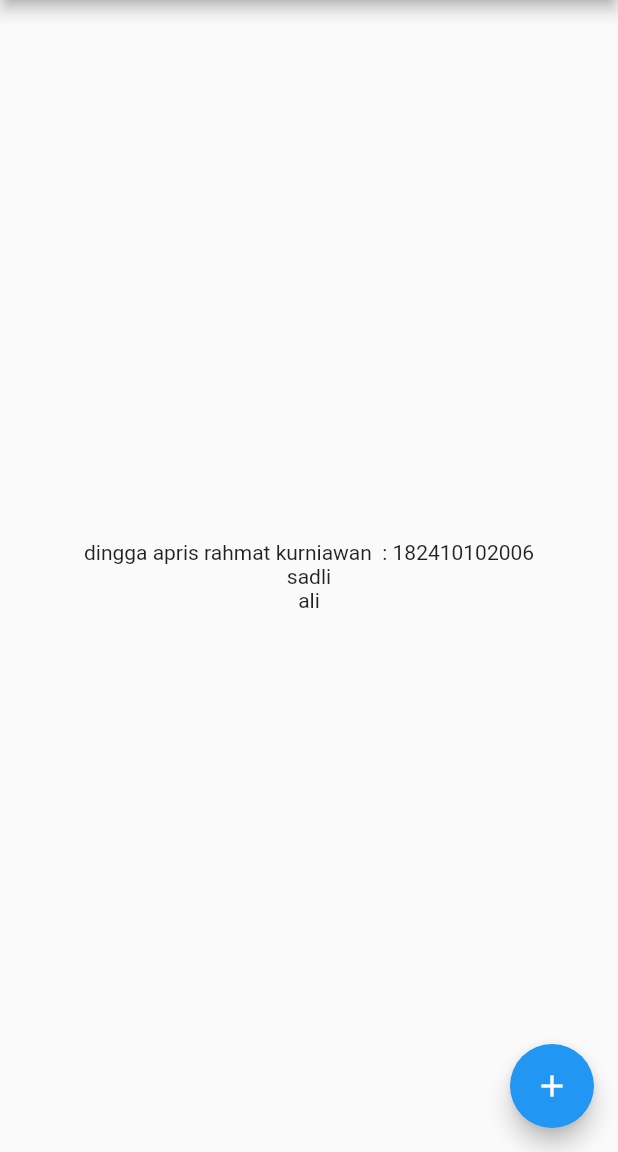
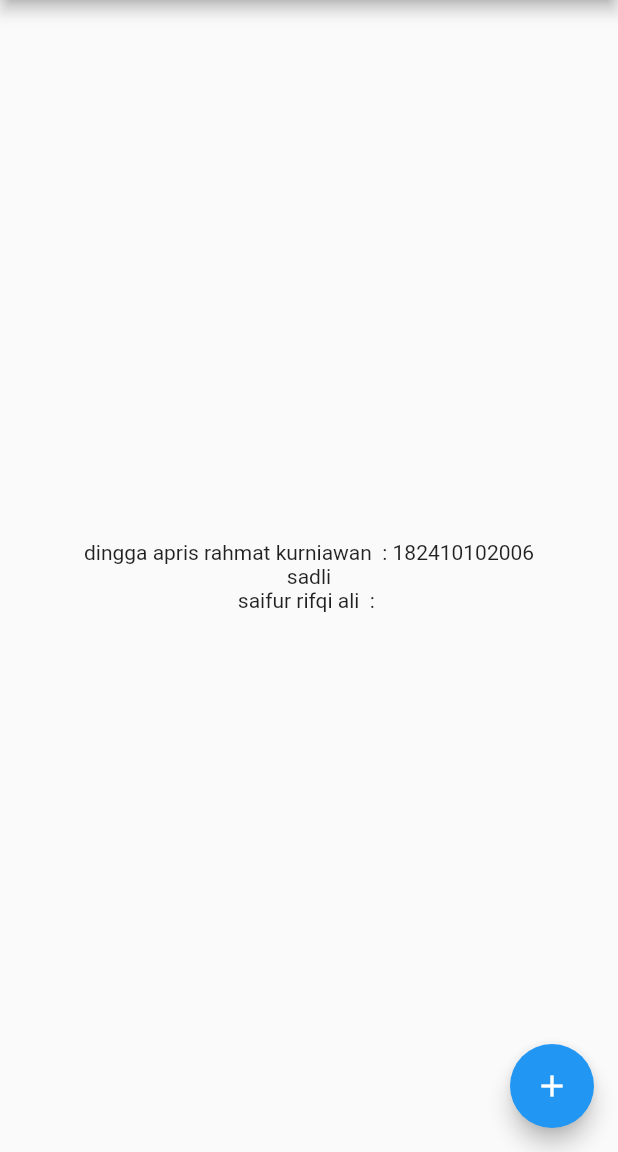
Before and after one commit to dinggasukapaus/KELOMPOK_8_SDGS, a Flutter app: the screen it shows after launch, on a phone screen of 412 x 824 dp, the part 84-1236 px from its top. Run offline on Flutter 3.47's test engine with Material 2 defaults, Android fonts, the phone set to English and light mode, and no system bars.

Commit message:
nama nime ali

```diff
--- a/lib/main.dart
+++ b/lib/main.dart
@@ -101,7 +101,7 @@ class _MyHomePageState extends State<MyHomePage> {
               'dingga apris rahmat kurniawan  : 182410102006',
             ),
             Text('sadli'),
-            Text('ali'),
+            Text('saifur rifqi ali  : '),
           ],
         ),
       ),
```
